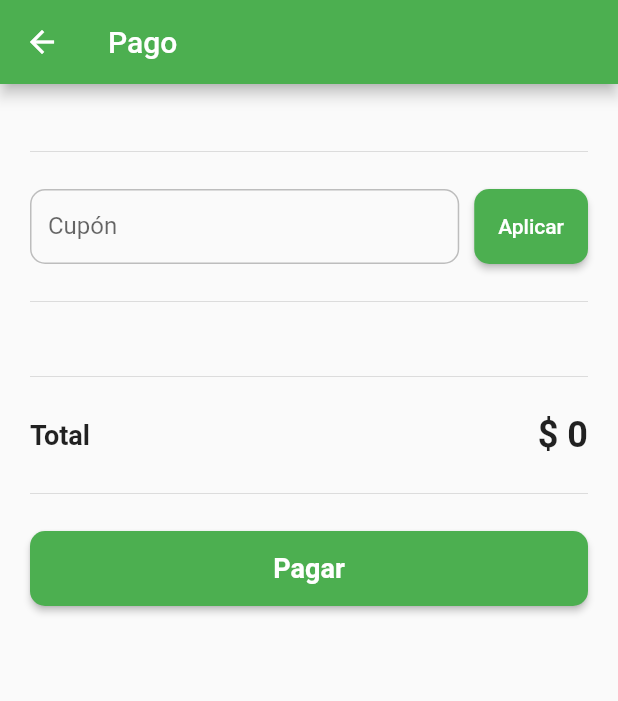
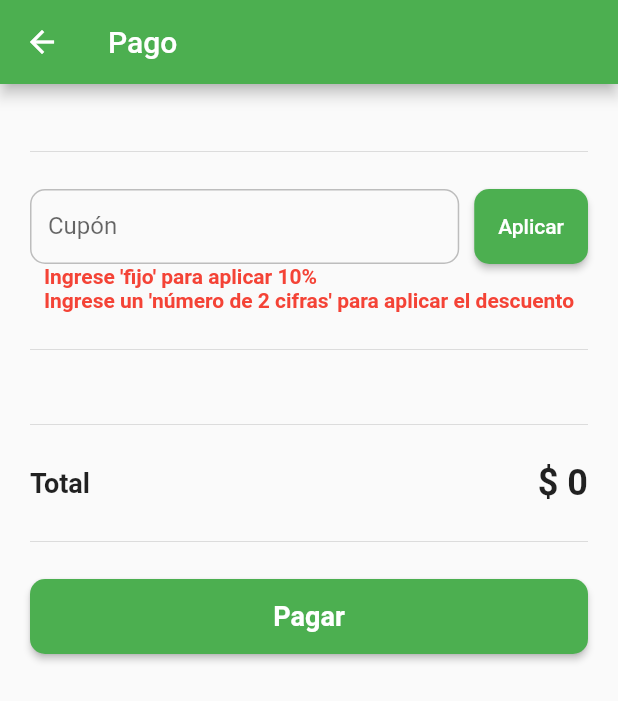
Before and after one commit to renzorosaz/prueba1mv, a Flutter app: the CheckoutPage screen opened by its route, after a tap on "Aplicar", on a phone screen of 412 x 824 dp. Shown: the top 701 px of the screen. Run offline on Flutter 3.47's test engine with Material 2 defaults, Android fonts, the phone set to English and light mode, and no system bars; our stand-ins replace badges.

Commit message:
resolving details

```diff
--- a/lib/app_controller.dart
+++ b/lib/app_controller.dart
@@ -141,9 +141,14 @@ class CatalogCartAndCheckout extends ChangeNotifier {
       if (productsSelected.isNotEmpty && discount == "fijo") {
         return discountValueCoupon;
       } else if (productsSelected.isNotEmpty && discount != "fijo") {
-        discountValueCoupon =
-            (subTotal.toInt() * (int.parse(discount) / 100)).toInt();
-        return discountValueCoupon;
+        //solo aceptará números
+        if (discount.length <= 2) {
+          discountValueCoupon =
+              (subTotal.toInt() * (int.parse(discount) / 100)).toInt();
+          return discountValueCoupon;
+        } else {
+          print("es un digito mas de 2 cifras");
+        }
       }
     }
 
--- a/lib/checkout.dart
+++ b/lib/checkout.dart
@@ -84,7 +84,6 @@ class _CheckoutPageState extends State<CheckoutPage> {
                                 controller: _tc,
                                 decoration: InputDecoration(
                                   hintText: "Cupón",
-                                  maxLength: 8,
                                   isDense: true,
                                   enabledBorder: inputBorder,
                                   border: inputBorder,
@@ -140,6 +139,24 @@ class _CheckoutPageState extends State<CheckoutPage> {
                         )
                     ],
                   ),
+                Column(
+                  crossAxisAlignment: CrossAxisAlignment.start,
+                  children: [
+                    Text("Ingrese 'fijo' para aplicar 10% ",
+                        style: const TextStyle(
+                          fontSize: 14,
+                          fontWeight: FontWeight.w600,
+                          color: Colors.red,
+                        )),
+                    Text(
+                        "Ingrese un 'número de 2 cifras' para aplicar el descuento",
+                        style: const TextStyle(
+                          fontSize: 14,
+                          fontWeight: FontWeight.w600,
+                          color: Colors.red,
+                        )),
+                  ],
+                ),
                 if (costDiscount > 0)
                   Row(
                     children: [
```
